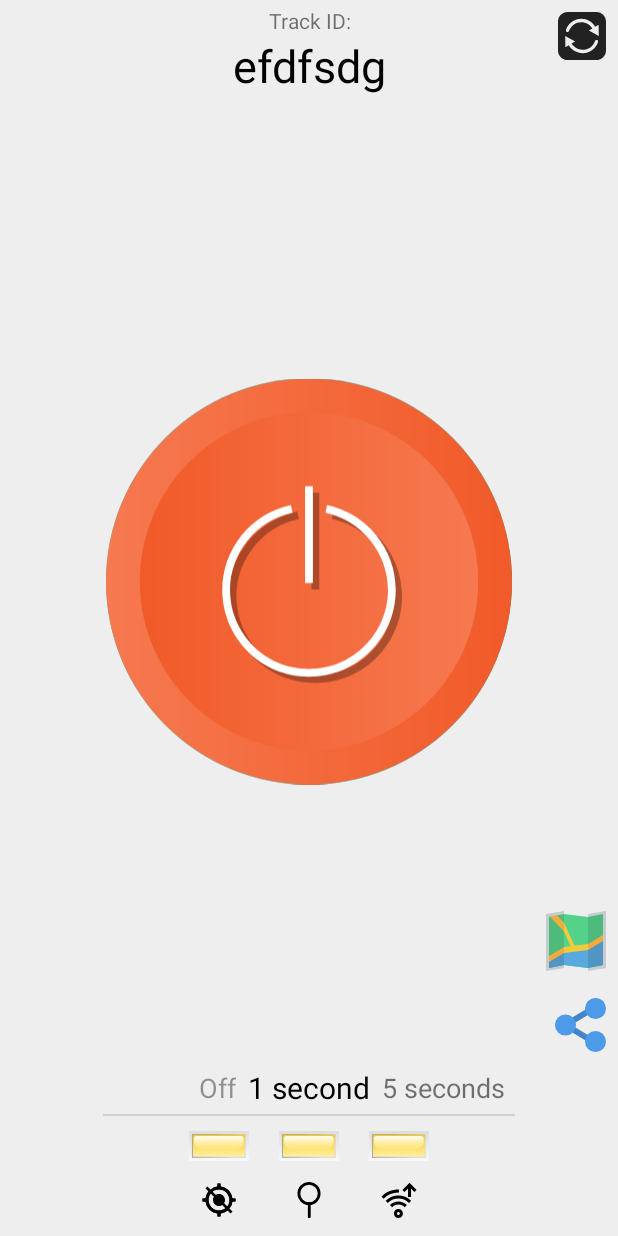
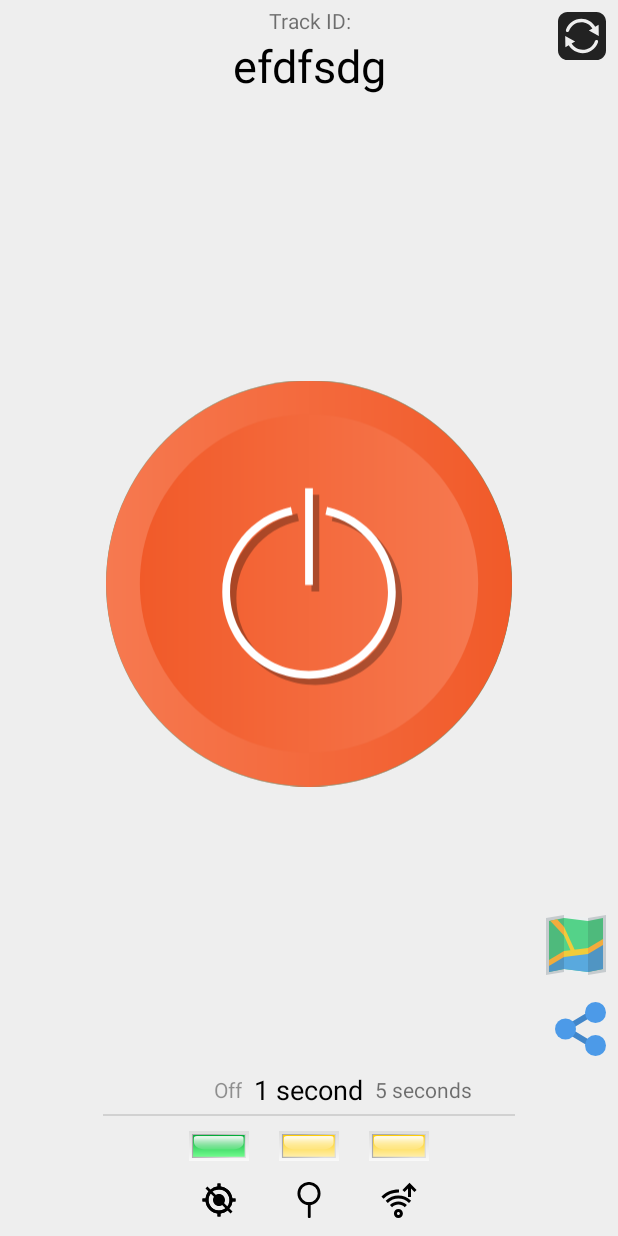
Before and after one commit to s4ysolutions/way-today-android, an Android app: the screen it shows after launch (MainActivity), on a phone screen of 412 x 824 dp. Run offline under Robolectric (Android 15) with nearby library versions, the phone set to English and light mode, and no system bars; our stand-ins replace ButterKnife, Dagger/Hilt's generated code, RxJava.

Commit message:
Layout fixes

```diff
--- /dev/null
+++ b/app/src/main/res/drawable/led_rect_gray.xml
@@ -0,0 +1,75 @@
+<vector xmlns:android="http://schemas.android.com/apk/res/android"
+    xmlns:aapt="http://schemas.android.com/aapt"
+    android:width="48dp"
+    android:height="24dp"
+    android:viewportWidth="100"
+    android:viewportHeight="50">
+    <path android:pathData="m0,0h100v50h-100v-50z">
+        <aapt:attr name="android:fillColor">
+            <gradient
+                android:endX="50"
+                android:endY="50"
+                android:startX="50"
+                android:startY="-0.28125"
+                android:type="linear">
+                <item
+                    android:color="#ddd"
+                    android:offset="0" />
+                <item
+                    android:color="#f8f8f8"
+                    android:offset="1" />
+            </gradient>
+        </aapt:attr>
+    </path>
+    <path android:pathData="m4.883,4.883v40.039h89.844v-40.039h-89.844z">
+        <aapt:attr name="android:fillColor">
+            <gradient
+                android:endX="75.34375"
+                android:endY="44.9375"
+                android:startX="36.75"
+                android:startY="4.875"
+                android:type="linear">
+                <item
+                    android:color="#aaa"
+                    android:offset="0" />
+                <item
+                    android:color="#ddd"
+                    android:offset="1" />
+            </gradient>
+        </aapt:attr>
+    </path>
+    <path android:pathData="m6.836,6.836v36.133h85.937v-36.133h-85.937z">
+        <aapt:attr name="android:fillColor">
+            <gradient
+                android:endX="49.8125"
+                android:endY="42.96875"
+                android:startX="50"
+                android:startY="6.53125"
+                android:type="linear">
+                <item
+                    android:color="#333"
+                    android:offset="0" />
+                <item
+                    android:color="#ddd"
+                    android:offset="1" />
+            </gradient>
+        </aapt:attr>
+    </path>
+    <path android:pathData="m26.16,8.441c-20.207,0.026 -17.866,-1.62 -17.866,10.865 0,6.101 8.363,11.469 17.866,11.469h47.957c9.504,0 16.926,-5.16 16.926,-11.469 0,-12.588 2.001,-10.97 -16.926,-10.865h-47.957z">
+        <aapt:attr name="android:fillColor">
+            <gradient
+                android:endX="49.67506"
+                android:endY="11.336559"
+                android:startX="49.67506"
+                android:startY="33.414745"
+                android:type="linear">
+                <item
+                    android:color="#00FFFFFF"
+                    android:offset="0" />
+                <item
+                    android:color="#DFFFFFFF"
+                    android:offset="1" />
+            </gradient>
+        </aapt:attr>
+    </path>
+</vector>
--- /dev/null
+++ b/app/src/main/res/drawable/led_rect_green.xml
@@ -0,0 +1,75 @@
+<vector xmlns:android="http://schemas.android.com/apk/res/android"
+    xmlns:aapt="http://schemas.android.com/aapt"
+    android:width="48dp"
+    android:height="24dp"
+    android:viewportWidth="100"
+    android:viewportHeight="50">
+    <path android:pathData="m0,0h100v50h-100v-50z">
+        <aapt:attr name="android:fillColor">
+            <gradient
+                android:endX="50"
+                android:endY="50"
+                android:startX="50"
+                android:startY="-0.28125"
+                android:type="linear">
+                <item
+                    android:color="#ddd"
+                    android:offset="0" />
+                <item
+                    android:color="#f8f8f8"
+                    android:offset="1" />
+            </gradient>
+        </aapt:attr>
+    </path>
+    <path android:pathData="m4.883,4.883v40.039h89.844v-40.039h-89.844z">
+        <aapt:attr name="android:fillColor">
+            <gradient
+                android:endX="75.34375"
+                android:endY="44.9375"
+                android:startX="36.75"
+                android:startY="4.875"
+                android:type="linear">
+                <item
+                    android:color="#aaa"
+                    android:offset="0" />
+                <item
+                    android:color="#ddd"
+                    android:offset="1" />
+            </gradient>
+        </aapt:attr>
+    </path>
+    <path android:pathData="m6.836,6.836v36.133h85.937v-36.133h-85.937z">
+        <aapt:attr name="android:fillColor">
+            <gradient
+                android:endX="49.8125"
+                android:endY="42.96875"
+                android:startX="50"
+                android:startY="6.53125"
+                android:type="linear">
+                <item
+                    android:color="#00AC37"
+                    android:offset="0" />
+                <item
+                    android:color="#71FB8D"
+                    android:offset="1" />
+            </gradient>
+        </aapt:attr>
+    </path>
+    <path android:pathData="m26.16,8.441c-20.207,0.026 -17.866,-1.62 -17.866,10.865 0,6.101 8.363,11.469 17.866,11.469h47.957c9.504,0 16.926,-5.16 16.926,-11.469 0,-12.588 2.001,-10.97 -16.926,-10.865h-47.957z">
+        <aapt:attr name="android:fillColor">
+            <gradient
+                android:endX="49.67506"
+                android:endY="11.336559"
+                android:startX="49.67506"
+                android:startY="33.414745"
+                android:type="linear">
+                <item
+                    android:color="#00FFFFFF"
+                    android:offset="0" />
+                <item
+                    android:color="#DFFFFFFF"
+                    android:offset="1" />
+            </gradient>
+        </aapt:attr>
+    </path>
+</vector>
--- a/app/src/main/res/layout/activity_main.xml
+++ b/app/src/main/res/layout/activity_main.xml
@@ -145,7 +145,7 @@
                 android:layout_height="match_parent"
                 android:gravity="center_vertical"
                 android:singleLine="true"
-                android:textSize="18sp" />
+                android:textSize="14sp" />
         </LinearLayout>
 
         <LinearLayout
@@ -163,7 +163,7 @@
                 android:layout_height="match_parent"
                 android:gravity="center_vertical"
                 android:singleLine="true"
-                android:textSize="18sp" />
+                android:textSize="14sp" />
         </LinearLayout>
 
         <LinearLayout
@@ -186,7 +186,7 @@
                     android:gravity="right|center_vertical"
                     android:singleLine="true"
                     android:textAlignment="gravity"
-                    android:textSize="18sp" />
+                    android:textSize="14sp" />
             </FrameLayout>
 
         </LinearLayout>
@@ -207,7 +207,7 @@
                 android:gravity="center_vertical"
                 android:singleLine="true"
                 android:textColor="@android:color/black"
-                android:textSize="20sp" />
+                android:textSize="18sp" />
         </LinearLayout>
 
         <LinearLayout
@@ -228,7 +228,7 @@
                     android:layout_height="match_parent"
                     android:gravity="center_vertical"
                     android:singleLine="true"
-                    android:textSize="18sp" />
+                    android:textSize="14sp" />
 
             </FrameLayout>
 
@@ -249,7 +249,7 @@
                 android:layout_height="match_parent"
                 android:gravity="center_vertical"
                 android:singleLine="true"
-                android:textSize="18sp" />
+                android:textSize="14sp" />
         </LinearLayout>
 
 
@@ -269,7 +269,7 @@
                 android:layout_height="match_parent"
                 android:gravity="center_vertical"
                 android:singleLine="true"
-                android:textSize="18sp" />
+                android:textSize="14sp" />
         </LinearLayout>
     </LinearLayout>
 
@@ -314,7 +314,22 @@
                         android:layout_width="wrap_content"
                         android:layout_height="wrap_content"
                         android:contentDescription="@string/status_tracking"
+                        app:srcCompat="@drawable/led_rect_gray" />
+
+                    <ImageView
+                        android:id="@+id/status_tracking_off"
+                        android:layout_width="wrap_content"
+                        android:layout_height="wrap_content"
+                        android:contentDescription="@string/status_tracking"
                         app:srcCompat="@drawable/led_rect_off" />
+
+                    <ImageView
+                        android:id="@+id/status_tracking_on"
+                        android:layout_width="wrap_content"
+                        android:layout_height="wrap_content"
+                        android:contentDescription="@string/status_tracking"
+                        app:srcCompat="@drawable/led_rect_green" />
+
                 </FrameLayout>
 
                 <Space
```
